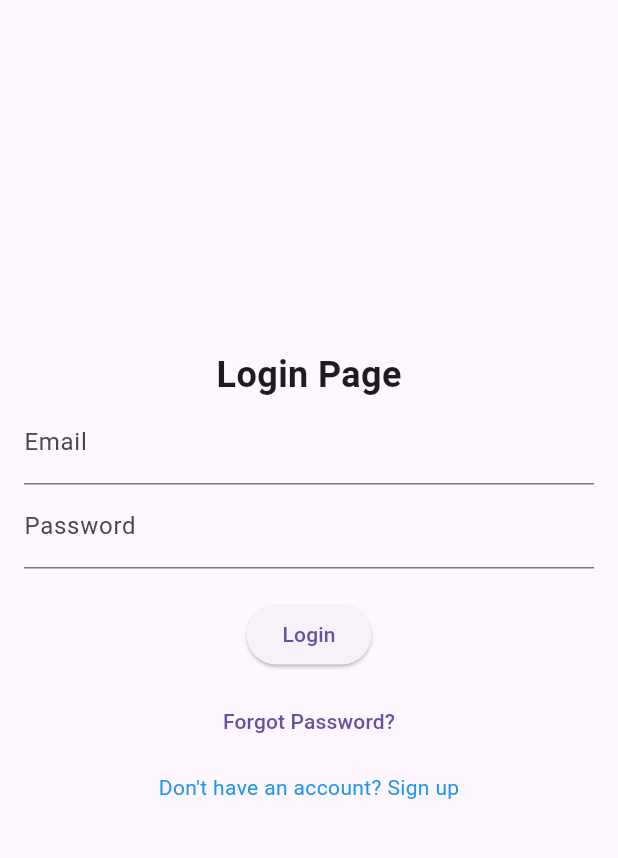
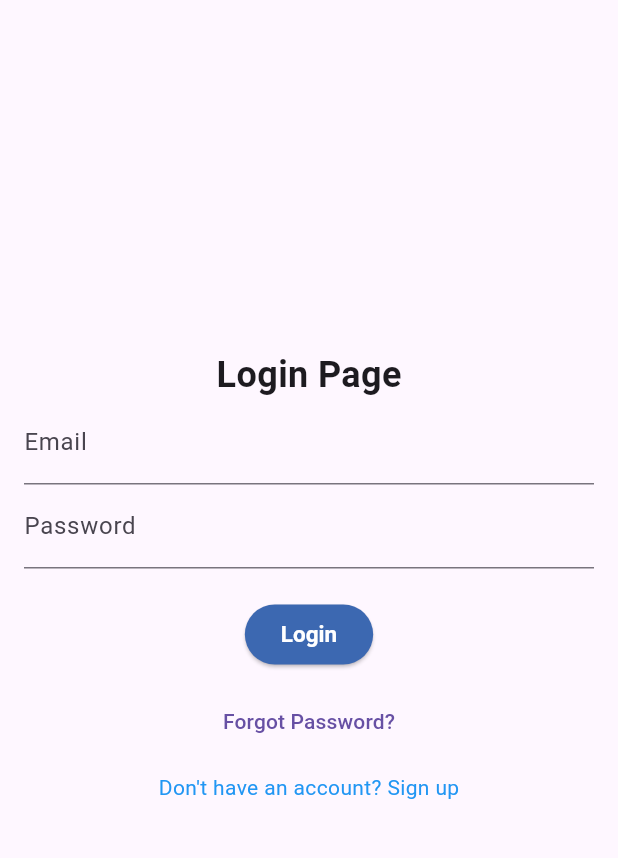
Before and after one commit to SusanAcharya/cinelyric, a Flutter app: the screen it shows after launch, after a tap on "Proceed to login", on a phone screen of 412 x 824 dp, the part 84-942 px from its top. Run offline on Flutter 3.47's test engine with Material 3 defaults, Android fonts, the phone set to English and light mode, and no system bars; our stand-ins replace shared_preferences, speech_to_text; network calls fail.

Commit message:
light/dark themes

```diff
--- a/lib/account/login_page.dart
+++ b/lib/account/login_page.dart
@@ -19,7 +19,6 @@ class _LoginPageState extends State<LoginPage> {
   final _formKey = GlobalKey<FormState>();
 
   void _login(String email, String password) async {
-
     try {
       Response response = await post(Uri.parse('http://10.0.2.2:8000/login/'),
           body: {'username': email, 'password': password});
@@ -124,7 +123,10 @@ class _LoginPageState extends State<LoginPage> {
                   _login(_emailController.text, _passwordController.text);
                 },
                 //_login,
-                child: Text('Login'),
+                child: Text(
+                  'Login',
+                  style: Theme.of(context).textTheme.displaySmall,
+                ),
               ),
               SizedBox(height: 10),
               TextButton(
--- /dev/null
+++ b/lib/elements/app_theme.dart
@@ -0,0 +1,97 @@
+// apptheme.dart
+import 'package:flutter/material.dart';
+
+final ThemeData lightTheme = ThemeData(
+  // Define your light theme here
+  primaryColor: Colors.white,
+  brightness: Brightness.light,
+  textTheme: TextTheme(
+    displaySmall: TextStyle(
+      color: Colors.white,
+      fontSize: 15,
+      fontWeight: FontWeight.w700,
+    ),
+    displayLarge: TextStyle(
+      color: Colors.white,
+      fontSize: 22,
+    ),
+  ),
+  appBarTheme: AppBarTheme(
+    titleTextStyle: TextStyle(
+      fontSize: 35,
+      fontWeight: FontWeight.bold,
+      color: Colors.white,
+    ),
+    iconTheme: IconThemeData(
+      color: Colors.white,
+    ),
+    backgroundColor: Color.fromRGBO(48, 53, 147, 1),
+    centerTitle: true,
+  ),
+  bottomAppBarTheme: const BottomAppBarTheme(
+    color: Color.fromRGBO(48, 53, 147, 1),
+  ),
+  iconTheme: IconThemeData(
+    color: Colors.white,
+  ),
+  elevatedButtonTheme: ElevatedButtonThemeData(
+    style: ElevatedButton.styleFrom(
+      textStyle: TextStyle(
+        color: Colors.white,
+      ),
+      backgroundColor: Color.fromRGBO(60, 104, 177, 1),
+    ),
+  ),
+
+  // primarySwatch: Colors.blue,
+  // visualDensity: VisualDensity.adaptivePlatformDensity,
+);
+
+final ThemeData darkTheme = ThemeData(
+  // primaryColor: Colors.black,
+  brightness: Brightness.dark,
+  primaryColorDark: Colors.black,
+  // Define your dark theme here
+  floatingActionButtonTheme: FloatingActionButtonThemeData(
+      // backgroundColor: Colors.blueGrey,
+      ),
+  appBarTheme: AppBarTheme(
+    titleTextStyle: TextStyle(
+      fontSize: 35,
+      fontWeight: FontWeight.bold,
+      color: Colors.white,
+    ),
+    // backgroundColor: Color.fromRGBO(199, 235, 247, 1),
+    backgroundColor: Color.fromRGBO(159, 18, 57, 1),
+    centerTitle: true,
+  ),
+  iconTheme: IconThemeData(
+    color: Colors.white,
+  ),
+  bottomAppBarTheme: const BottomAppBarTheme(
+    color: Color.fromRGBO(159, 18, 57, 1),
+  ),
+  elevatedButtonTheme: ElevatedButtonThemeData(
+    style: ElevatedButton.styleFrom(
+      backgroundColor: Color.fromRGBO(159, 18, 57, 1),
+      textStyle: TextStyle(
+        color: Colors.black,
+      ),
+    ),
+  ),
+  textTheme: TextTheme(
+    displaySmall: TextStyle(
+      color: Colors.white,
+      fontSize: 15,
+      fontWeight: FontWeight.w700,
+    ),
+    displayLarge: TextStyle(
+      color: Colors.white,
+      fontSize: 22,
+    ),
+  ),
+
+  //darktheme:-
+  // primarySwatch: Colors.yellow,
+  // visualDensity: VisualDensity.adaptivePlatformDensity,
+);
--- a/lib/elements/appbar.dart
+++ b/lib/elements/appbar.dart
@@ -51,17 +51,14 @@ class MyAppBar extends StatelessWidget implements PreferredSizeWidget {
               children: [
                 Icon(
                   Icons.radio,
-                  color: Color.fromARGB(255, 115, 115, 115),
                   size: 50,
                 ),
                 SizedBox(width: 8),
                 Center(
                     child: Text(
-                      'CineLyric',
-                      style: TextStyle(
-                        color: Color.fromRGBO(232, 232, 232, 1),
-                      ),
-                    )),
+                  'CineLyric',
+                  style: TextStyle(),
+                )),
               ],
             ),
           ],
--- a/lib/elements/scaffold_bg.dart
+++ b/lib/elements/scaffold_bg.dart
@@ -1,24 +1,24 @@
-import 'package:cinelyric/elements/appbar.dart';
-import 'package:flutter/material.dart';
+// import 'package:cinelyric/elements/appbar.dart';
+// import 'package:flutter/material.dart';
 
-class AppBackground extends StatelessWidget {
-  final Widget child;
+// class AppBackground extends StatelessWidget {
+//   final Widget child;
 
-  const AppBackground({super.key, required this.child});
+//   const AppBackground({super.key, required this.child});
 
-  @override
-  Widget build(BuildContext context) {
-    return Scaffold(
-      appBar: MyAppBar(),
-      body: Container(
-        decoration: const BoxDecoration(
-          image: DecorationImage(
-            image: AssetImage('assets/bgimageee.jpeg'),
-            fit: BoxFit.cover,
-          ),
-        ),
-        child: child,
-      ),
-    );
-  }
-}
+//   @override
+//   Widget build(BuildContext context) {
+//     return Scaffold(
+//       appBar: MyAppBar(),
+//       body: Container(
+//         decoration: const BoxDecoration(
+//           image: DecorationImage(
+//             image: AssetImage('assets/bgimageee.jpeg'),
+//             fit: BoxFit.cover,
+//           ),
+//         ),
+//         child: child,
+//       ),
+//     );
+//   }
+// }
--- a/lib/main.dart
+++ b/lib/main.dart
@@ -2,10 +2,11 @@ import 'package:cinelyric/screens/movie_provider.dart';
 import 'package:cinelyric/screens/music_provider.dart';
 import 'package:provider/provider.dart';
 
+import 'elements/app_theme.dart';
 import 'screens/funfact.dart';
 import 'screens/home_page.dart';
 import 'screens/landing_page.dart';
-import 'account/user_history.dart';
+import 'account/user_account.dart';
 import 'package:flutter/material.dart';
 import 'screens/movie_home.dart';
 import 'screens/music_home.dart';
@@ -31,32 +32,20 @@ class MyApp extends StatelessWidget {
         ),
       ],
       child: MaterialApp(
-        theme: ThemeData(
-            // scaffoldBackgroundColor: Color.fromRGBO(240, 255, 255, 1),
-            appBarTheme: const AppBarTheme(
-              titleTextStyle: TextStyle(
-                fontSize: 35,
-                color: Color.fromRGBO(255, 255, 255, 1),
-              ),
-              // backgroundColor: Color.fromRGBO(199, 235, 247, 1),
-              backgroundColor: Color.fromRGBO(48, 53, 147, 1),
-              centerTitle: true,
-            ),
-            bottomAppBarTheme: const BottomAppBarTheme(
-              color: Color.fromRGBO(48, 53, 147, 1),
-            )),
+        theme: lightTheme,
+        darkTheme: darkTheme,
         title: 'CineLyric',
         debugShowCheckedModeBanner: false,
-        home: LandingPage(),
+        home: const LandingPage(),
         routes: {
           '/home': (context) => HomePage(),
-          '/movie': (context) => MovieHome(),
-          '/music': (context) => MusicHome(),
-          '/login': (context) => LoginPage(),
+          '/movie': (context) => const MovieHome(),
+          '/music': (context) => const MusicHome(),
+          '/login': (context) => const LoginPage(),
           '/signup': (context) => SignUpPage(),
-          '/history': (context) => UserHistory(),
-          'landing': (context) => LandingPage(),
-          '/funfact': (context) => FunFactPage(),
+          '/history': (context) => const UserHistory(),
+          '/landing': (context) => const LandingPage(),
+          '/funfact': (context) => const FunFactPage(),
         },
       ),
     );
--- a/lib/screens/landing_page.dart
+++ b/lib/screens/landing_page.dart
@@ -7,21 +7,27 @@ import '../account/login_page.dart';
 import '../elements/scaffold_bg.dart';
 
 class LandingPage extends StatelessWidget {
-  const LandingPage({Key? key});
+  const LandingPage({
+    super.key,
+  });
 
   @override
   Widget build(BuildContext context) {
-    return AppBackground(
-      child: Column(
+    return Scaffold(
+      appBar: const MyAppBar(),
+      body: Column(
         crossAxisAlignment: CrossAxisAlignment.center,
         children: [
-          SizedBox(height: 10),
+          SizedBox(height: 50),
           Container(
             child: Image.asset(
               'assets/landingimagee.png',
               width: double.infinity,
               height: 500,
             ),
+          ),
+          SizedBox(
+            height: 50,
           ),
           Container(
             width: 300,
@@ -33,7 +39,7 @@ class LandingPage extends StatelessWidget {
                 );
               },
               style: ElevatedButton.styleFrom(
-                backgroundColor: Color.fromRGBO(60, 104, 177, 1),
+                // backgroundColor: Color.fromRGBO(48, 53, 147, 1),
                 shape: RoundedRectangleBorder(
                   borderRadius: BorderRadius.circular(50),
                 ),
@@ -43,14 +49,14 @@ class LandingPage extends StatelessWidget {
                 children: [
                   Text(
                     'Proceed to login',
-                    style: TextStyle(
-                      color: Colors.white,
-                      fontSize: 18,
-                    ),
+                    style: Theme.of(context).textTheme.displayLarge,
+                  ),
+                  const SizedBox(
+                    width: 10,
                   ),
                   Icon(
                     Icons.arrow_forward,
-                    color: Colors.white,
+                    color: Theme.of(context).textTheme.displayLarge?.color,
                   ),
                 ],
               ),
```
Also changed, not shown: lib/account/history_page.dart (added, +189 -0 lines), lib/account/signup_page.dart (+6 -4 lines), lib/account/user_account.dart (renamed from lib/account/user_history.dart, +55 -59 lines), lib/screens/home_page.dart (+12 -38 lines), lib/screens/result_display_page.dart (+11 -6 lines).
